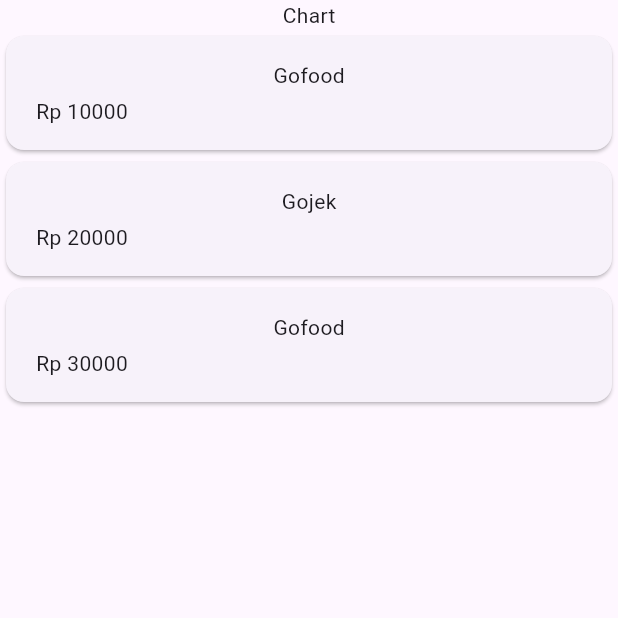
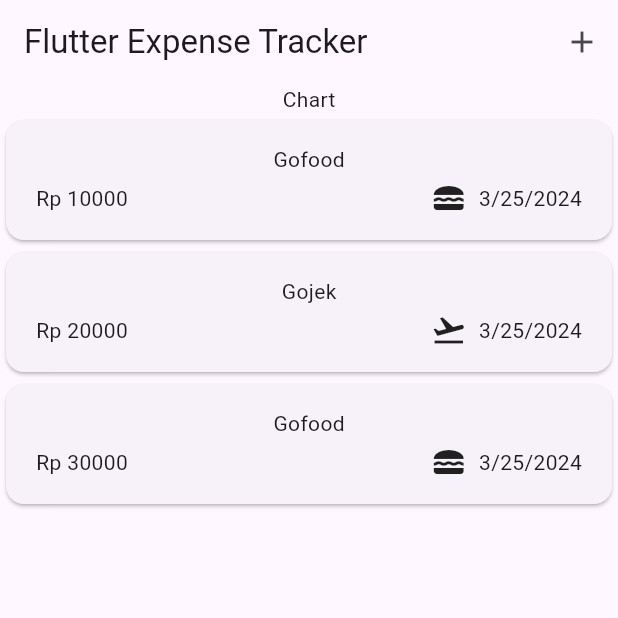
Before and after one commit to andrraa/flutter_expense_application, a Flutter app: the screen it shows after launch, on a phone screen of 412 x 824 dp, the top half of it. Run offline on Flutter 3.47's test engine with Material 3 defaults, Android fonts, the phone set to English and light mode, and no system bars.

Commit message:
feat: Create dialog to add expense

```diff
--- a/lib/models/expense.dart
+++ b/lib/models/expense.dart
@@ -1,8 +1,19 @@
+import 'package:flutter/material.dart';
+import 'package:intl/intl.dart';
 import 'package:uuid/uuid.dart';
+
+final formatter = DateFormat.yMd();
 
 const uuid = Uuid();
 
 enum Category { food, travel, leisure, work }
+
+const categoryIcons = {
+  Category.food: Icons.lunch_dining,
+  Category.travel: Icons.flight_takeoff,
+  Category.leisure: Icons.movie,
+  Category.work: Icons.work
+};
 
 class Expense {
   Expense({
@@ -17,4 +28,8 @@ class Expense {
   final double amount;
   final DateTime date;
   final Category category;
+
+  String get formattedDate {
+    return formatter.format(date);
+  }
 }
--- a/lib/widgets/expenses.dart
+++ b/lib/widgets/expenses.dart
@@ -1,6 +1,7 @@
 import 'package:flutter/material.dart';
 import 'package:flutter_expense_tracker_app/widgets/expenses_list/expense_list.dart';
 import 'package:flutter_expense_tracker_app/models/expense.dart';
+import 'package:flutter_expense_tracker_app/widgets/new_expense.dart';
 
 class Expenses extends StatefulWidget {
   const Expenses({super.key});
@@ -33,9 +34,25 @@ class _ExpensesState extends State<Expenses> {
     ),
   ];
 
+  void _openAddExpenseOverlay() {
+    showModalBottomSheet(
+      context: context,
+      builder: (ctx) => const NewExpense(),
+    );
+  }
+
   @override
   Widget build(BuildContext context) {
     return Scaffold(
+      appBar: AppBar(
+        title: const Text('Flutter Expense Tracker'),
+        actions: [
+          IconButton(
+            onPressed: _openAddExpenseOverlay,
+            icon: const Icon(Icons.add),
+          )
+        ],
+      ),
       body: Column(
         children: [
           const Text('Chart'),
--- a/lib/widgets/expenses_list/expenses_item.dart
+++ b/lib/widgets/expenses_list/expenses_item.dart
@@ -25,7 +25,15 @@ class ExpenseItem extends StatelessWidget {
                 Text('Rp ${expense.amount.toStringAsFixed(0)}'),
                 const Spacer(),
                 Row(
-                  children: [],
+                  children: [
+                    Icon(categoryIcons[expense.category]),
+                    const SizedBox(
+                      width: 8,
+                    ),
+                    Text(
+                      expense.formattedDate,
+                    ),
+                  ],
                 ),
               ],
             ),
--- a/pubspec.yaml
+++ b/pubspec.yaml
@@ -35,6 +35,7 @@ dependencies:
   # Use with the CupertinoIcons class for iOS style icons.
   cupertino_icons: ^1.0.2
   uuid: ^4.2.2
+  intl: ^0.19.0
 
 dev_dependencies:
   flutter_test:
```
Also changed, not shown: lib/widgets/new_expense.dart (added, +155 -0 lines), pubspec.lock.
